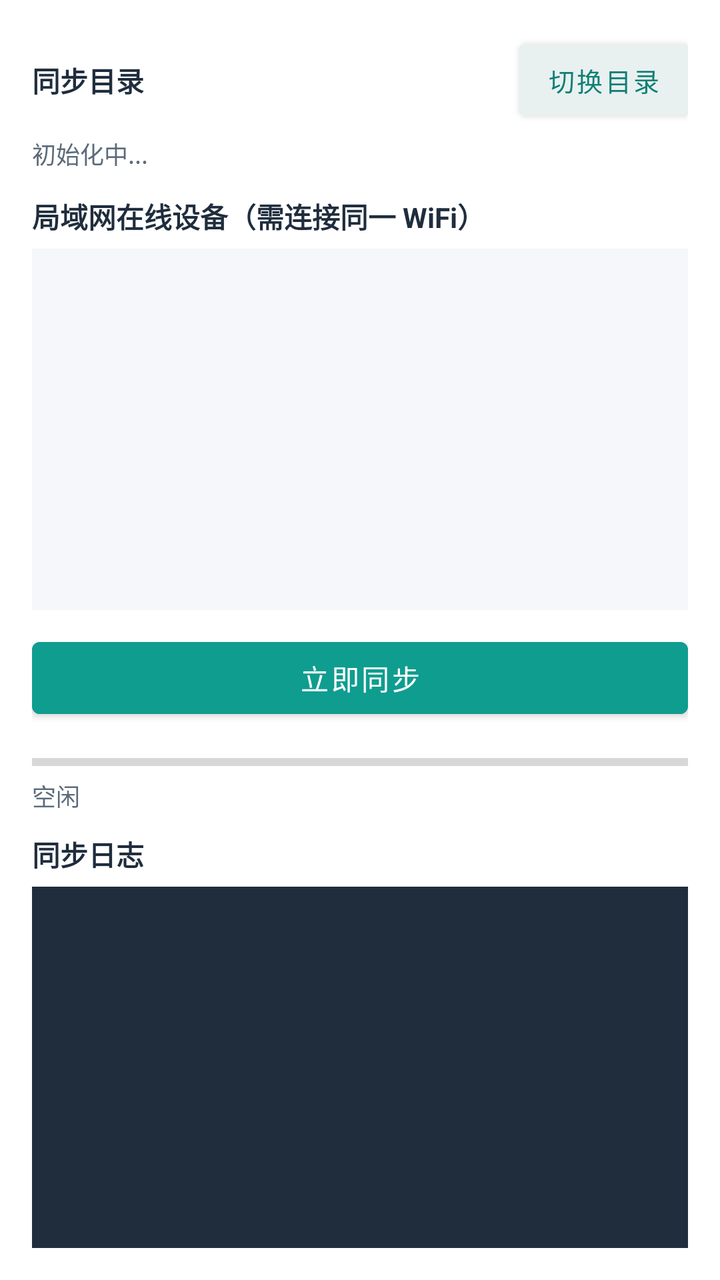
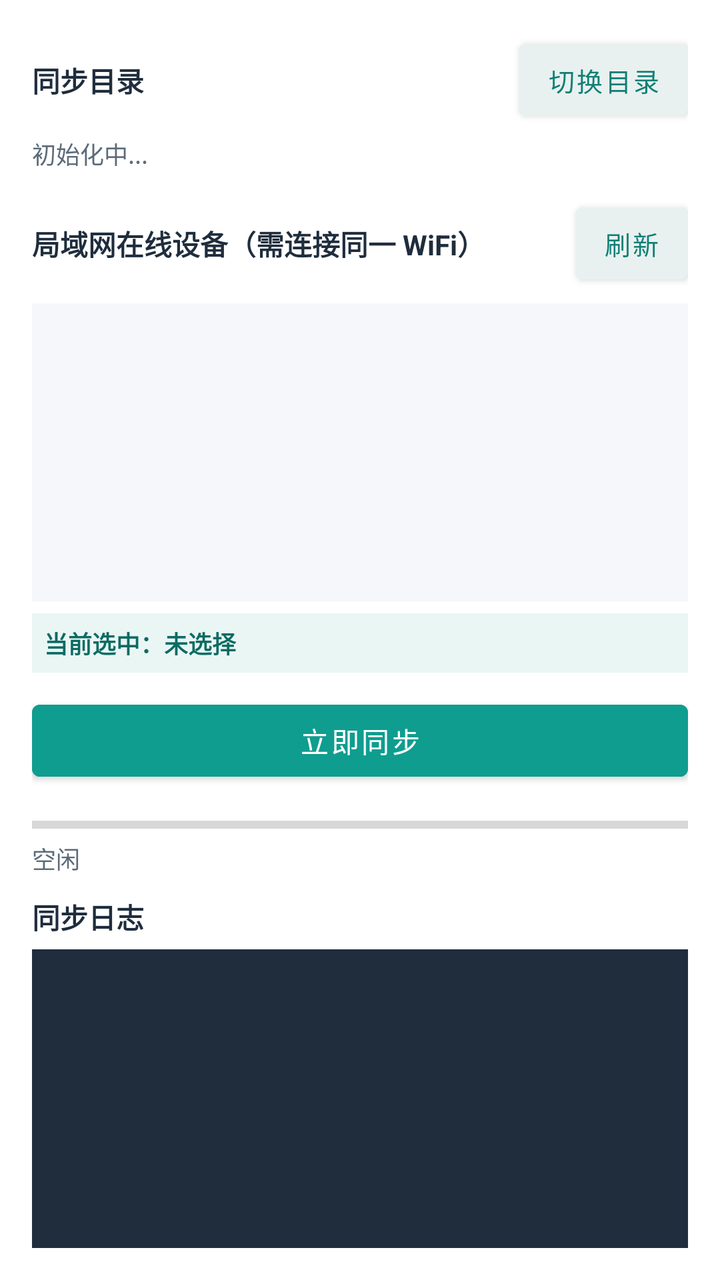

The first picture is an Android layout as it rendered before a commit; the second is the same layout after the commit. The layout source and the unified diff follow.
<!-- AndroidManifest.xml: application theme Theme.FileSync -->
<!-- res/layout/activity_main.xml -->
<?xml version="1.0" encoding="utf-8"?>
<LinearLayout xmlns:android="http://schemas.android.com/apk/res/android"
    android:layout_width="match_parent"
    android:layout_height="match_parent"
    android:orientation="vertical"
    android:padding="16dp">

    <LinearLayout
        android:layout_width="match_parent"
        android:layout_height="wrap_content"
        android:gravity="center_vertical"
        android:orientation="horizontal">

        <TextView
            android:layout_width="0dp"
            android:layout_height="wrap_content"
            android:layout_weight="1"
            android:text="同步目录"
            android:textColor="#1f2d3d"
            android:textStyle="bold" />

        <Button
            android:id="@+id/btn_dir"
            android:layout_width="wrap_content"
            android:layout_height="wrap_content"
            android:minWidth="0dp"
            android:paddingLeft="14dp"
            android:paddingRight="14dp"
            android:backgroundTint="#E8F1F0"
            android:text="切换目录"
            android:textColor="#0F7F75"
            android:textSize="13sp" />
    </LinearLayout>

    <TextView
        android:id="@+id/tv_dir"
        android:layout_width="match_parent"
        android:layout_height="wrap_content"
        android:layout_marginTop="4dp"
        android:text="初始化中..."
        android:textColor="#5c6b7a"
        android:textSize="12sp" />

    <TextView
        android:layout_width="wrap_content"
        android:layout_height="wrap_content"
        android:layout_marginTop="12dp"
        android:text="局域网在线设备（需连接同一 WiFi）"
        android:textStyle="bold"
        android:textColor="#1f2d3d" />

    <ListView
        android:id="@+id/lv_peers"
        android:layout_width="match_parent"
        android:layout_height="0dp"
        android:layout_weight="2"
        android:layout_marginTop="6dp"
        android:background="#f5f7fa"
        android:minHeight="160dp" />

    <Button
        android:id="@+id/btn_sync"
        android:layout_width="match_parent"
        android:layout_height="wrap_content"
        android:layout_marginTop="10dp"
        android:backgroundTint="#0F9D8F"
        android:text="立即同步"
        android:textColor="#ffffff" />

    <ProgressBar
        android:id="@+id/progress"
        style="?android:attr/progressBarStyleHorizontal"
        android:layout_width="match_parent"
        android:layout_height="wrap_content"
        android:layout_marginTop="10dp"
        android:max="100" />

    <TextView
        android:id="@+id/tv_progress"
        android:layout_width="match_parent"
        android:layout_height="wrap_content"
        android:text="空闲"
        android:textColor="#5c6b7a"
        android:textSize="12sp" />

    <TextView
        android:layout_width="wrap_content"
        android:layout_height="wrap_content"
        android:layout_marginTop="10dp"
        android:text="同步日志"
        android:textStyle="bold"
        android:textColor="#1f2d3d" />

    <ScrollView
        android:id="@+id/log_scroll"
        android:layout_width="match_parent"
        android:layout_height="0dp"
        android:layout_marginTop="6dp"
        android:layout_weight="2"
        android:background="#1f2d3d"
        android:minHeight="140dp">

        <TextView
            android:id="@+id/tv_log"
            android:layout_width="match_parent"
            android:layout_height="wrap_content"
            android:fontFamily="monospace"
            android:padding="8dp"
            android:textColor="#d6e0ea"
            android:textSize="12sp" />
    </ScrollView>
</LinearLayout>
<!-- resources referenced by this layout -->
<resources>
  <style name="Theme.FileSync" parent="Theme.MaterialComponents.Light.NoActionBar">
          <item name="colorPrimary">@color/brand</item>
          <item name="colorPrimaryDark">@color/brand_dark</item>
          <item name="colorAccent">@color/brand</item>
          <item name="android:statusBarColor">@color/brand_dark</item>
      </style>
  <color name="brand">#0F9D8F</color>
  <color name="brand_dark">#0C6B63</color>
</resources>

<!-- the commit's change to res/layout/activity_main.xml (unified diff, before → after) -->
@@ -41,13 +41,33 @@
         android:textColor="#5c6b7a"
         android:textSize="12sp" />
 
-    <TextView
-        android:layout_width="wrap_content"
+    <LinearLayout
+        android:layout_width="match_parent"
         android:layout_height="wrap_content"
         android:layout_marginTop="12dp"
-        android:text="局域网在线设备（需连接同一 WiFi）"
-        android:textStyle="bold"
-        android:textColor="#1f2d3d" />
+        android:gravity="center_vertical"
+        android:orientation="horizontal">
+
+        <TextView
+            android:layout_width="0dp"
+            android:layout_height="wrap_content"
+            android:layout_weight="1"
+            android:text="局域网在线设备（需连接同一 WiFi）"
+            android:textColor="#1f2d3d"
+            android:textStyle="bold" />
+
+        <Button
+            android:id="@+id/btn_refresh"
+            android:layout_width="wrap_content"
+            android:layout_height="wrap_content"
+            android:minWidth="0dp"
+            android:paddingLeft="14dp"
+            android:paddingRight="14dp"
+            android:backgroundTint="#E8F1F0"
+            android:text="刷新"
+            android:textColor="#0F7F75"
+            android:textSize="13sp" />
+    </LinearLayout>
 
     <ListView
         android:id="@+id/lv_peers"
@@ -56,7 +76,21 @@
         android:layout_weight="2"
         android:layout_marginTop="6dp"
         android:background="#f5f7fa"
+        android:choiceMode="singleChoice"
+        android:listSelector="#CCE7E4"
         android:minHeight="160dp" />
+
+    <TextView
+        android:id="@+id/tv_selected"
+        android:layout_width="match_parent"
+        android:layout_height="wrap_content"
+        android:layout_marginTop="6dp"
+        android:background="#EAF6F4"
+        android:padding="6dp"
+        android:text="当前选中：未选择"
+        android:textColor="#0c6b63"
+        android:textSize="12sp"
+        android:textStyle="bold" />
 
     <Button
         android:id="@+id/btn_sync"
